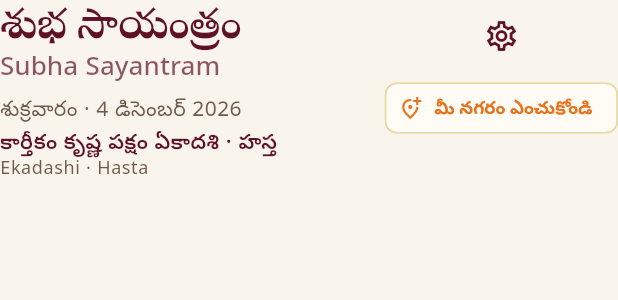
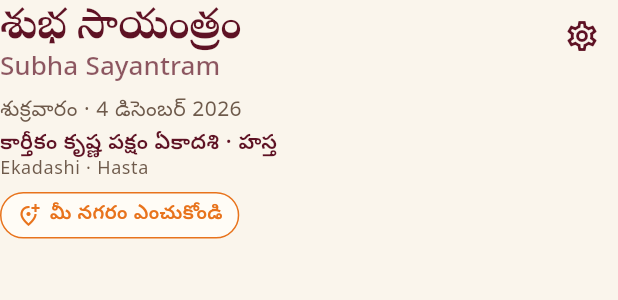
Before and after one commit to sharathvajrala/kalpam, a Flutter app: the _GreetingHeader widget shown alone on an empty page, opened directly, on a phone screen of 412 x 824 dp. Shown: the top 300 px of the screen. Run offline on Flutter 3.47's test engine with Material 3 defaults, Android fonts, the phone set to English and light mode, and no system bars; our stand-ins replace flutter_tts, geolocator, material_ui, shared_preferences; accounts and stored records are empty; statements that could not run were skipped.

Commit message:
Today: bilingual tab bar, full-width city chip (no clipping)
Co-Authored-By: Claude Opus 5.5 <noreply@anthropic.com>
Claude-Session: https://claude.ai/code/session_01PxdLss4LD5BuUetDNkEMtc

```diff
--- a/lib/features/today/today_screen.dart
+++ b/lib/features/today/today_screen.dart
@@ -72,23 +72,39 @@ class _GreetingHeader extends StatelessWidget {
             '${context.t2(p.tithi.name)} · ${context.t2(p.nakshatra.name)}',
             style: tt.bodySmall,
           ),
+          const SizedBox(height: 6),
+          InkWell(
+            key: const ValueKey('city-chip'),
+            borderRadius: BorderRadius.circular(20),
+            onTap: () => Navigator.of(context).push(MaterialPageRoute(builder: (_) => const CityPickerScreen())),
+            child: Container(
+              padding: const EdgeInsets.symmetric(horizontal: 10, vertical: 5),
+              decoration: BoxDecoration(
+                borderRadius: BorderRadius.circular(20),
+                border: Border.all(color: app.hasCity ? K.goldSoft : K.saffron),
+                color: K.card,
+              ),
+              child: Row(mainAxisSize: MainAxisSize.min, children: [
+                Icon(app.hasCity ? Icons.place_outlined : Icons.add_location_alt_outlined,
+                    size: 16, color: app.hasCity ? K.maroon : K.saffron),
+                const SizedBox(width: 6),
+                Flexible(
+                  child: Text(
+                    app.hasCity ? '${context.t(app.city.name)} · ${context.t2(app.city.name)}' : context.l.cityNotSet,
+                    overflow: TextOverflow.ellipsis,
+                    style: TextStyle(fontSize: 13, fontWeight: FontWeight.w600, color: app.hasCity ? K.maroon : K.saffron),
+                  ),
+                ),
+              ]),
+            ),
+          ),
         ]),
       ),
-      Column(children: [
-        IconButton(
-          tooltip: context.l.settings,
-          icon: const Icon(Icons.settings_outlined, color: K.maroon),
-          onPressed: () => Navigator.of(context).push(MaterialPageRoute(builder: (_) => const SettingsScreen())),
-        ),
-        ActionChip(
-          key: const ValueKey('city-chip'),
-          avatar: Icon(app.hasCity ? Icons.place_outlined : Icons.add_location_alt_outlined, size: 16,
-              color: app.hasCity ? K.maroon : K.saffron),
-          label: Text(app.hasCity ? context.t(app.city.name) : context.l.cityNotSet,
-              style: TextStyle(fontSize: 12, color: app.hasCity ? null : K.saffron)),
-          onPressed: () => Navigator.of(context).push(MaterialPageRoute(builder: (_) => const CityPickerScreen())),
-        ),
-      ]),
+      IconButton(
+        tooltip: context.l.settings,
+        icon: const Icon(Icons.settings_outlined, color: K.maroon),
+        onPressed: () => Navigator.of(context).push(MaterialPageRoute(builder: (_) => const SettingsScreen())),
+      ),
     ]);
   }
 }
```
Also changed, not shown: lib/app/app.dart (+75 -11 lines).
